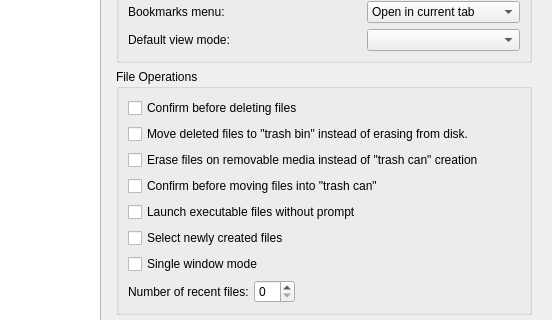
Before: the Qt Designer form pcmanfm/preferences.ui in lxqt/pcmanfm-qt, drawn with Qt 5; both pictures show x 133 to 685 and y 129 to 449 of the 685 by 558 pixel window.
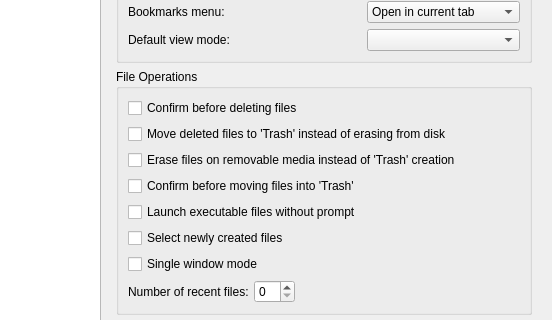
After: the same form once the commit is applied.

Commit message: Preferences: Reword "trash can" strings

```diff
--- a/pcmanfm/preferences.ui
+++ b/pcmanfm/preferences.ui
@@ -185,21 +185,21 @@
             <item>
              <widget class="QCheckBox" name="useTrash">
               <property name="text">
-               <string>Move deleted files to &quot;trash bin&quot; instead of erasing from disk.</string>
+               <string>Move deleted files to 'Trash' instead of erasing from disk</string>
               </property>
              </widget>
             </item>
             <item>
              <widget class="QCheckBox" name="noUsbTrash">
               <property name="text">
-               <string>Erase files on removable media instead of &quot;trash can&quot; creation</string>
+               <string>Erase files on removable media instead of 'Trash' creation</string>
               </property>
              </widget>
             </item>
             <item>
              <widget class="QCheckBox" name="confirmTrash">
               <property name="text">
-               <string>Confirm before moving files into &quot;trash can&quot;</string>
+               <string>Confirm before moving files into 'Trash'</string>
               </property>
              </widget>
             </item>
```
